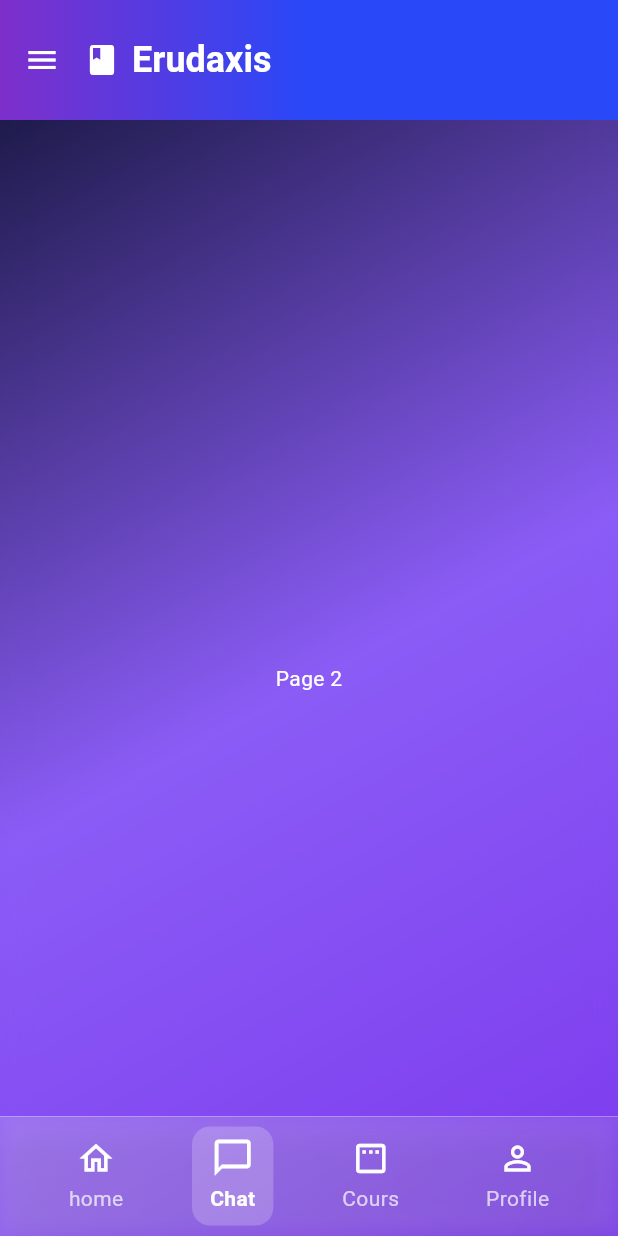
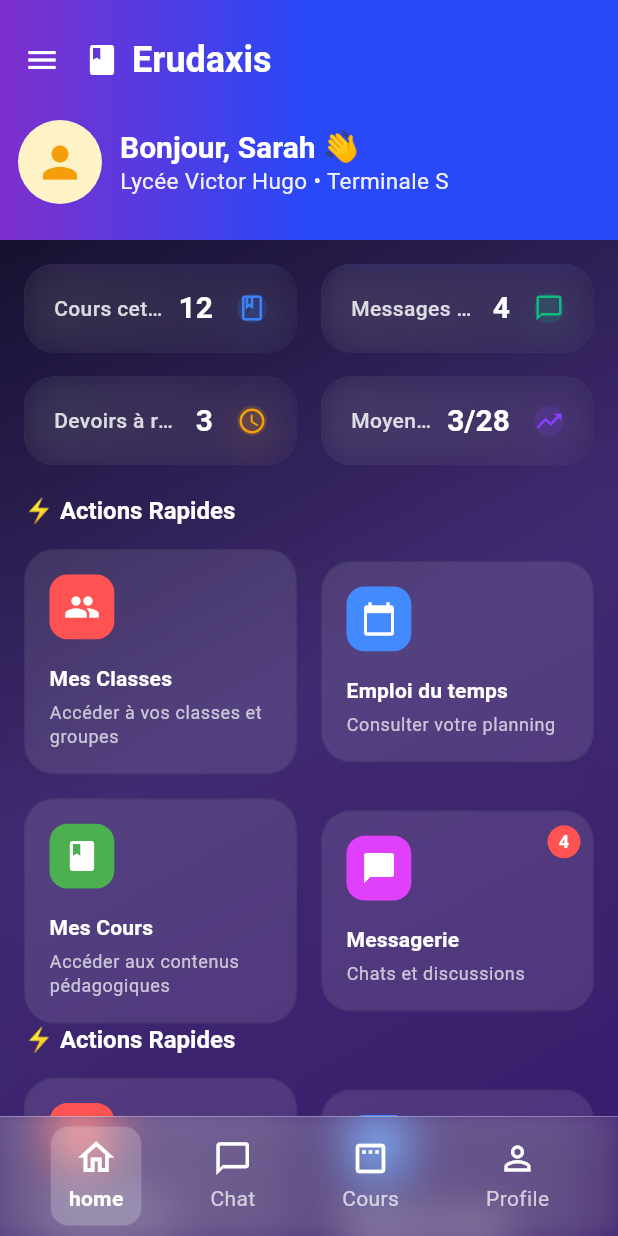
Before and after one commit to beyremagrebi/udemy-app-mobile, a Flutter app: the MainView screen opened directly, on a phone screen of 412 x 824 dp. Run offline on Flutter 3.47's test engine with Material 3 defaults, Android fonts, the phone set to English and light mode, and no system bars; our stand-ins replace cached_network_image, flutter_dotenv, flutter_spinkit, google_fonts.

Commit message:
fix ui dashboard

```diff
--- /dev/null
+++ b/lib/presentation/main/home/home_view.dart
@@ -0,0 +1,167 @@
+import 'package:flutter/material.dart';
+
+import '../../../core/styles/dimensions.dart';
+import '../../../widgets/common/widgets.dart';
+import '../../../widgets/main/home/action_card.dart';
+import '../../../widgets/main/home/info_card.dart';
+import '../../../widgets/main/home/main_header_widget.dart';
+
+class HomeView extends StatelessWidget {
+  const HomeView({super.key});
+
+  @override
+  Widget build(BuildContext context) {
+    return Scaffold(
+      backgroundColor: Colors.black54,
+      body: Column(
+        children: [
+          gradientAppBarWidget(const MainHeaderWidget()),
+          Expanded(
+            child: ListView(
+              padding: EdgeInsets.zero,
+              children: const [
+                Padding(
+                  padding: EdgeInsets.all(Dimensions.l),
+                  child: Column(
+                    crossAxisAlignment: CrossAxisAlignment.start,
+                    children: [
+                      _DashboardGrid(),
+                      SizedBox(height: Dimensions.xl),
+                      _QuickActions(),
+                      _QuickActions(),
+                      _QuickActions(),
+                      _QuickActions(),
+                    ],
+                  ),
+                ),
+              ],
+            ),
+          ),
+        ],
+      ),
+    );
+  }
+}
+
+class _DashboardGrid extends StatelessWidget {
+  const _DashboardGrid();
+
+  @override
+  Widget build(BuildContext context) {
+    return const Column(
+      children: [
+        Row(
+          children: [
+            Expanded(
+              child: InfoCard(
+                title: 'Cours cette semaine',
+                value: '12',
+                icon: Icons.book_outlined,
+                iconBackgroundColor: Color(0xFF3B82F6),
+              ),
+            ),
+            SizedBox(width: Dimensions.l),
+            Expanded(
+              child: InfoCard(
+                title: 'Messages non lus',
+                value: '4',
+                icon: Icons.chat_bubble_outline,
+                iconBackgroundColor: Color(0xFF10B981),
+              ),
+            ),
+          ],
+        ),
+        SizedBox(height: Dimensions.l),
+        Row(
+          children: [
+            Expanded(
+              child: InfoCard(
+                title: 'Devoirs à rendre',
+                value: '3',
+                icon: Icons.access_time,
+                iconBackgroundColor: Color(0xFFF59E0B),
+              ),
+            ),
+            SizedBox(width: Dimensions.l),
+            Expanded(
+              child: InfoCard(
+                title: 'Moyenne générale',
+                value: '3/28',
+                icon: Icons.trending_up,
+                iconBackgroundColor: Color(0xFF8A3FFC),
+              ),
+            ),
+          ],
+        ),
+      ],
+    );
+  }
+}
+
+class _QuickActions extends StatelessWidget {
+  const _QuickActions();
+
+  @override
+  Widget build(BuildContext context) {
+    final textTheme = Theme.of(context).textTheme;
+    final colorScheme = Theme.of(context).colorScheme;
+
+    return Column(
+      crossAxisAlignment: CrossAxisAlignment.start,
+      children: [
+        Text(
+          '⚡ Actions Rapides',
+          style: textTheme.titleLarge?.copyWith(
+            color: colorScheme.onPrimary,
+            fontWeight: FontWeight.bold,
+          ),
+        ),
+        const SizedBox(height: Dimensions.l),
+        const Row(
+          children: [
+            Expanded(
+              child: ActionCard(
+                title: 'Mes Classes',
+                subtitle: 'Accéder à vos classes et groupes',
+                icon: Icons.people,
+                iconColor: Colors.redAccent,
+              ),
+            ),
+            SizedBox(width: Dimensions.l),
+            Expanded(
+              child: ActionCard(
+                title: 'Emploi du temps',
+                subtitle: 'Consulter votre planning',
+                icon: Icons.calendar_today,
+                iconColor: Colors.blueAccent,
+              ),
+            ),
+          ],
+        ),
+        const SizedBox(height: Dimensions.l),
+        const Row(
+          children: [
+            Expanded(
+              child: ActionCard(
+                title: 'Mes Cours',
+                subtitle: 'Accéder aux contenus pédagogiques',
+                icon: Icons.book_rounded,
+                iconColor: Colors.green,
+              ),
+            ),
+            SizedBox(width: Dimensions.l),
+            Expanded(
+              child: ActionCard(
+                title: 'Messagerie',
+                subtitle: 'Chats et discussions',
+                icon: Icons.chat_bubble,
+                iconColor: Colors.purpleAccent,
+                notificationCount: 4,
+              ),
+            ),
+          ],
+        ),
+      ],
+    );
+  }
+}
--- a/lib/presentation/utils/app_scaffold.dart
+++ b/lib/presentation/utils/app_scaffold.dart
@@ -32,7 +32,7 @@ class AppScaffold extends Scaffold {
   });
 
   @override
-  Color? get backgroundColor => super.backgroundColor ?? Colors.white;
+  Color? get backgroundColor => super.backgroundColor ?? Colors.transparent;
 
   @override
   Widget? get body => gradientSurfaceWidget(super.body);
--- a/lib/providers/main/bottom_navigation_view_model.dart
+++ b/lib/providers/main/bottom_navigation_view_model.dart
@@ -1,12 +1,14 @@
 import 'package:erudaxis/interfaces/i_bottom_navigation_bar.dart';
+import 'package:erudaxis/presentation/main/home/home_view.dart';
 import 'package:erudaxis/providers/base_view_model.dart';
 import 'package:flutter/material.dart';
+
 
 class BottomNavigationViewModel extends BaseViewModel
     implements IBottomNavigationBar {
   BottomNavigationViewModel(super.context);
 
-  int slectedIndex = 1;
+  int slectedIndex = 0;
 
   @override
   int get currentIndex => slectedIndex;
@@ -25,7 +27,7 @@ class BottomNavigationViewModel extends BaseViewModel
   @override
   List<Widget> pages() {
     return [
-      const Center(child: Text('Page 1')),
+      const HomeView(),
       const Center(child: Text('Page 2')),
       const Center(child: Text('Page 3')),
       const Center(child: Text('Page 4')),
--- /dev/null
+++ b/lib/widgets/main/home/action_card.dart
@@ -0,0 +1,94 @@
+import 'package:flutter/material.dart';
+
+import '../../../core/styles/dimensions.dart';
+
+class ActionCard extends StatelessWidget {
+  final String title;
+  final String subtitle;
+  final IconData icon;
+  final Color iconColor;
+  final int? notificationCount;
+
+  const ActionCard({
+    required this.title,
+    required this.subtitle,
+    required this.icon,
+    required this.iconColor,
+    super.key,
+    this.notificationCount,
+  });
+
+  @override
+  Widget build(BuildContext context) {
+    final textTheme = Theme.of(context).textTheme;
+    final colorScheme = Theme.of(context).colorScheme;
+
+    return Container(
+      padding: const EdgeInsets.all(Dimensions.l),
+      decoration: BoxDecoration(
+        color: colorScheme.surface.withOpacity(0.1),
+        borderRadius: BorderRadius.circular(Dimensions.xl),
+        border: Border.all(color: colorScheme.onSurface.withOpacity(0.1)),
+      ),
+      child: Stack(
+        clipBehavior: Clip.none,
+        children: [
+          Column(
+            crossAxisAlignment: CrossAxisAlignment.start,
+            children: [
+              Container(
+                width: Dimensions.xxxl * 1.8,
+                height: Dimensions.xxxl * 1.8,
+                decoration: BoxDecoration(
+                  color: iconColor,
+                  borderRadius: BorderRadius.circular(Dimensions.m),
+                ),
+                child: Icon(icon,
+                    color: colorScheme.onPrimary, size: Dimensions.xxxl),
+              ),
+              const SizedBox(height: Dimensions.l),
+              Text(
+                title,
+                style: textTheme.titleMedium?.copyWith(
+                  color: colorScheme.onPrimary,
+                  fontWeight: FontWeight.bold,
+                ),
+              ),
+              const SizedBox(height: Dimensions.xs),
+              Text(
+                subtitle,
+                style: textTheme.bodySmall?.copyWith(
+                  color: colorScheme.onPrimary.withOpacity(0.7),
+                ),
+              ),
+            ],
+          ),
+          if (notificationCount != null && notificationCount! > 0)
+            Positioned(
+              top: -Dimensions.s,
+              right: -Dimensions.s,
+              child: Container(
+                padding: const EdgeInsets.all(Dimensions.xs),
+                decoration: const BoxDecoration(
+                  color: Colors.redAccent,
+                  shape: BoxShape.circle,
+                ),
+                constraints: const BoxConstraints(
+                  minWidth: 22,
+                  minHeight: 22,
+                ),
+                child: Text(
+                  '$notificationCount',
+                  style: textTheme.bodySmall?.copyWith(
+                    color: Colors.white,
+                    fontWeight: FontWeight.bold,
+                  ),
+                  textAlign: TextAlign.center,
+                ),
+              ),
+            ),
+        ],
+      ),
+    );
+  }
+}
--- /dev/null
+++ b/lib/widgets/main/home/dashboard_header.dart
@@ -0,0 +1,66 @@
+import 'package:flutter/material.dart';
+
+import '../../../core/styles/dimensions.dart';
+
+class DashboardHeader extends StatelessWidget implements PreferredSizeWidget {
+  const DashboardHeader({super.key});
+
+  @override
+  Widget build(BuildContext context) {
+    final textTheme = Theme.of(context).textTheme;
+    final colorScheme = Theme.of(context).colorScheme;
+
+    // Using a fixed height for simplicity, but this could be calculated dynamically.
+    const double headerHeight = 140;
+
+    return Container(
+      height: headerHeight,
+      padding: const EdgeInsets.symmetric(
+        horizontal: Dimensions.l,
+        vertical: Dimensions.xl,
+      ),
+      decoration: BoxDecoration(
+        color: colorScheme.primary,
+        // Using a value that is a multiple of the dimension constants.
+        borderRadius: const BorderRadius.vertical(
+            bottom: Radius.circular(Dimensions.xxxl)),
+      ),
+      child: Row(
+        children: [
+          CircleAvatar(
+            radius: Dimensions.xxxl + Dimensions.xs, // 24 + 4 = 28
+            backgroundColor: colorScheme.onPrimary.withOpacity(0.15),
+            child: Text('🎓',
+                style: TextStyle(fontSize: textTheme.headlineMedium?.fontSize)),
+          ),
+          const SizedBox(width: Dimensions.l),
+          Expanded(
+            child: Column(
+              crossAxisAlignment: CrossAxisAlignment.start,
+              mainAxisAlignment: MainAxisAlignment.center,
+              children: [
+                Text(
+                  'Bonjour, Sarah 👋',
+                  style: textTheme.titleLarge?.copyWith(
+                    color: colorScheme.onPrimary,
+                    fontWeight: FontWeight.bold,
+                  ),
+                ),
+                const SizedBox(height: Dimensions.xs),
+                Text(
+                  'Lycée Victor Hugo • Terminale S',
+                  style: textTheme.bodyMedium?.copyWith(
+                    color: colorScheme.onPrimary.withOpacity(0.9),
+                  ),
+                ),
+              ],
+            ),
+          ),
+        ],
+      ),
+    );
+  }
+
+  @override
+  Size get preferredSize => const Size.fromHeight(140);
+}
--- /dev/null
+++ b/lib/widgets/main/home/info_card.dart
@@ -0,0 +1,119 @@
+import 'dart:ui';
+
+import 'package:flutter/material.dart';
+
+import '../../../core/styles/dimensions.dart';
+
+class InfoCard extends StatelessWidget {
+  final String title;
+  final String value;
+  final IconData icon;
+  final Color iconBackgroundColor;
+
+  const InfoCard({
+    required this.title,
+    required this.value,
+    required this.icon,
+    required this.iconBackgroundColor,
+    super.key,
+  });
+
+  @override
+  Widget build(BuildContext context) {
+    final theme = Theme.of(context);
+    return ClipRRect(
+      borderRadius: BorderRadius.circular(Dimensions.xl),
+      child: DecoratedBox(
+        decoration: BoxDecoration(
+          gradient: LinearGradient(
+            begin: Alignment.topLeft,
+            end: Alignment.bottomRight,
+            colors: [
+              Colors.white.withOpacity(0.12),
+              Colors.white.withOpacity(0.06),
+            ],
+          ),
+          borderRadius: BorderRadius.circular(Dimensions.xl),
+          border: Border.all(
+            color: Colors.white.withOpacity(0.18),
+            width: 1.2,
+          ),
+          boxShadow: [
+            BoxShadow(
+              color: Colors.black.withOpacity(0.08),
+              blurRadius: Dimensions.xl,
+              offset: const Offset(0, Dimensions.l),
+            ),
+          ],
+        ),
+        child: BackdropFilter(
+          filter: ImageFilter.blur(sigmaX: 12, sigmaY: 12),
+          child: Padding(
+            padding: const EdgeInsets.symmetric(
+              horizontal: Dimensions.xl,
+              vertical: Dimensions.l,
+            ),
+            child: Row(
+              children: [
+                // Texts on the left
+                Expanded(
+                  child: Row(
+                    children: [
+                      Expanded(
+                        child: Text(
+                          title,
+                          maxLines: 1,
+                          overflow: TextOverflow.ellipsis,
+                          style: theme.textTheme.bodyMedium?.copyWith(
+                            color: Colors.white.withOpacity(0.82),
+                            fontWeight: FontWeight.w500,
+                            fontSize: Dimensions.m + 2,
+                          ),
+                        ),
+                      ),
+                      const SizedBox(width: Dimensions.s),
+                      Text(
+                        value,
+                        maxLines: 1,
+                        overflow: TextOverflow.ellipsis,
+                        style: theme.textTheme.headlineSmall?.copyWith(
+                          color: Colors.white,
+                          fontWeight: FontWeight.bold,
+                          fontSize: Dimensions.xl,
+                        ),
+                      ),
+                    ],
+                  ),
+                ),
+                const SizedBox(width: Dimensions.l),
+                // Icon on the right
+                Container(
+                  width: Dimensions.xl,
+                  height: Dimensions.xl,
+                  decoration: BoxDecoration(
+                    color: iconBackgroundColor.withOpacity(0.16),
+                    borderRadius: BorderRadius.circular(Dimensions.l),
+                    boxShadow: [
+                      BoxShadow(
+                        color: iconBackgroundColor.withOpacity(0.18),
+                        blurRadius: Dimensions.xl,
+                        offset: const Offset(0, Dimensions.s),
+                      ),
+                    ],
+                  ),
+                  child: Center(
+                    child: Icon(
+                      icon,
+                      color: iconBackgroundColor,
+                      size: Dimensions.xl, // Match value text size
+                    ),
+                  ),
+                ),
+              ],
+            ),
+          ),
+        ),
+      ),
+    );
+  }
+}
--- /dev/null
+++ b/lib/widgets/main/home/main_header_widget.dart
@@ -0,0 +1,54 @@
+import 'package:erudaxis/core/styles/dimensions.dart';
+import 'package:flutter/material.dart';
+
+class MainHeaderWidget extends StatelessWidget {
+  const MainHeaderWidget({super.key});
+
+  @override
+  Widget build(BuildContext context) {
+    final textTheme = Theme.of(context).textTheme;
+    return Padding(
+      padding: Dimensions.horizontalPaddingMedium,
+      child: Column(
+        crossAxisAlignment: CrossAxisAlignment.start,
+        children: [
+          Row(
+            children: [
+              // Profile avatar
+              const CircleAvatar(
+                radius: 28,
+                backgroundColor: Color(0xFFFEF3C7),
+                child: Icon(Icons.person, color: Color(0xFFF59E0B), size: 34),
+              ),
+              Dimensions.widthMedium,
+              Expanded(
+                child: Column(
+                  crossAxisAlignment: CrossAxisAlignment.start,
+                  children: [
+                    Text(
+                      'Bonjour, Sarah 👋',
+                      style: textTheme.titleLarge?.copyWith(
+                        color: Colors.white,
+                        fontWeight: FontWeight.bold,
+                        fontSize: 20,
+                      ),
+                    ),
+                    Dimensions.widthSmall,
+                    Text(
+                      'Lycée Victor Hugo • Terminale S',
+                      style: textTheme.bodyMedium?.copyWith(
+                        color: Colors.white.withOpacity(0.92),
+                        fontSize: 15,
+                      ),
+                    ),
+                  ],
+                ),
+              ),
+            ],
+          ),
+          Dimensions.heightHuge,
+        ],
+      ),
+    );
+  }
+}
```
